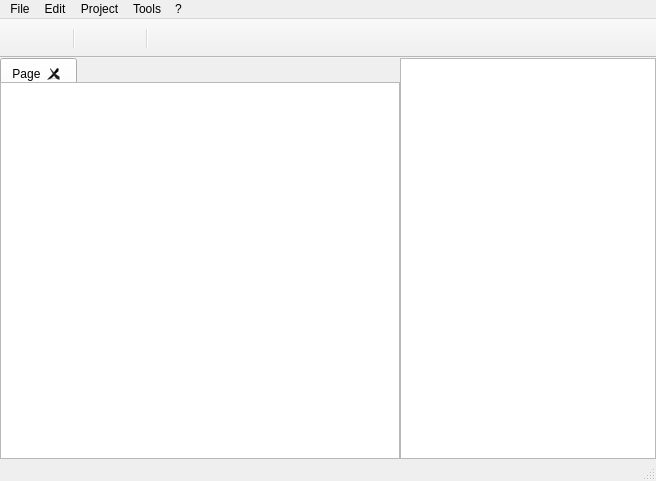
First picture: the form in resources/UI/MainWindow.ui, repository pokedude9/AwesomeScriptEditor, before the edit.
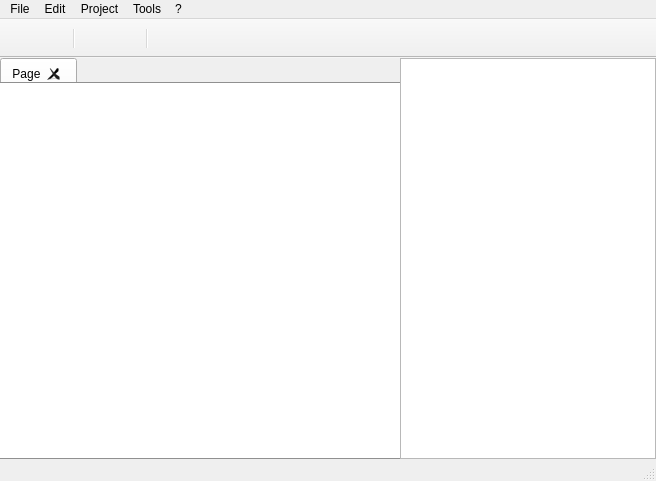
Second picture: the form after the edit. Icons and pictures are not drawn. Custom widgets are drawn as their Qt base class.

Patch:
```diff
--- a/resources/UI/MainWindow.ui
+++ b/resources/UI/MainWindow.ui
@@ -107,7 +107,26 @@
      </widget>
     </item>
     <item row="1" column="0">
-     <widget class="ase::ASEEditor" name="plainTextEdit"/>
+     <widget class="ase::ASEEditor" name="plainTextEdit">
+      <property name="styleSheet">
+       <string notr="true">QPlainTextEdit#plainTextEdit
+{
+	border-top: 1px solid #909090;
+	border-bottom: 1px solid #909090;
+}
+
+QPlainTextEdit#plainTextEdit
+{
+	background-color: #FFFFFF;
+}</string>
+      </property>
+      <property name="lineWrapMode">
+       <enum>QPlainTextEdit::NoWrap</enum>
+      </property>
+      <property name="tabStopWidth">
+       <number>40</number>
+      </property>
+     </widget>
     </item>
    </layout>
   </widget>
```
